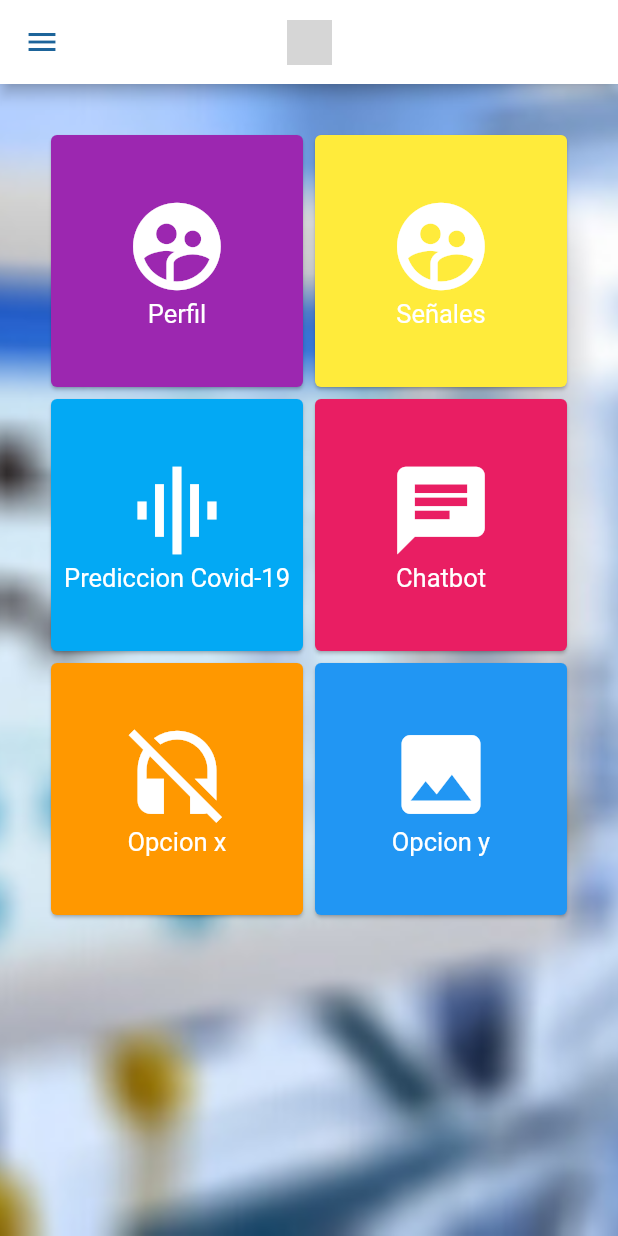
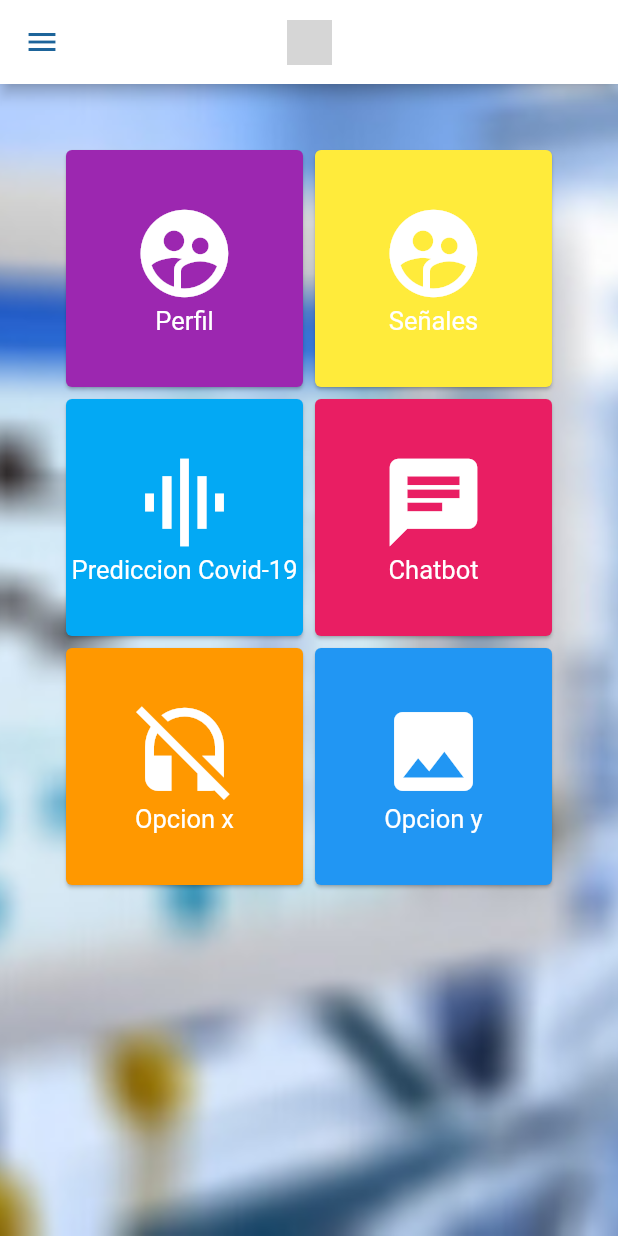
Before and after one commit to sebasmos/PneumaBetta, a Flutter app: the screen it shows once a user with an empty profile is signed in, on a phone screen of 412 x 824 dp. Run offline on Flutter 3.47's test engine with Material 2 defaults, Android fonts, the phone set to English and light mode, and no system bars; our stand-ins replace firebase_auth; accounts and stored records are empty; grey boxes are pictures that could not be loaded.

Commit message:
Buttons are working properly

```diff
--- a/lib/screens/home/home.dart
+++ b/lib/screens/home/home.dart
@@ -60,16 +60,16 @@ class Home extends StatelessWidget {
             fit: BoxFit.cover,
           ),
         ),
-        padding: EdgeInsets.all(30),
+        padding: EdgeInsets.all(40),
         child: GridView.count(
           crossAxisCount: 2,
           children: <Widget>[
-            MyMenu(title: "Perfil", icon: Icons.supervised_user_circle, background: Colors.purple),
-            MyMenu(title: "Señales", icon: Icons.supervised_user_circle, background: Colors.yellow),
-            MyMenu(title: "Prediccion Covid-19", icon: Icons.graphic_eq, background: Colors.lightBlue),
-            MyMenu(title: "Chatbot", icon: Icons.chat, background: Colors.pink),
-            MyMenu(title: "Opcion x", icon: Icons.headset_off, background: Colors.orange),
-            MyMenu(title: "Opcion y", icon: Icons.insert_photo, background: Colors.blue),
+            MyMenu(title: "Perfil", icon: Icons.supervised_user_circle, background: Colors.purple,cardID: "1"),
+            MyMenu(title: "Señales", icon: Icons.supervised_user_circle, background: Colors.yellow, cardID: "2"),
+            MyMenu(title: "Prediccion Covid-19", icon: Icons.graphic_eq, background: Colors.lightBlue, cardID: "3"),
+            MyMenu(title: "Chatbot", icon: Icons.chat, background: Colors.pink, cardID: "4"),
+            MyMenu(title: "Opcion x", icon: Icons.headset_off, background: Colors.orange, cardID: "5"),
+            MyMenu(title: "Opcion y", icon: Icons.insert_photo, background: Colors.blue,cardID: "6"),
           ],
         ),
       ),
@@ -78,18 +78,33 @@ class Home extends StatelessWidget {
 }
 
 class MyMenu extends StatelessWidget {
-  MyMenu({this.title, this.icon, this.background});
+  MyMenu({this.title, this.icon, this.background, this.cardID});
 
   final String title;
   final IconData icon;
   final MaterialColor background;
+  final String cardID;
+
 
   @override
   Widget build(BuildContext context) {
     return Card(
             color: background,
             child: InkWell(
-              onTap: (){},
+              onTap: () => {
+
+              if (cardID == "1"){
+              print("Signals card has been pressed then you clicked on Profile")
+
+              } else if(cardID == "2"){
+              print("Signals card has been pressed then you clicked on Signals")
+
+              } else if(cardID == "3"){
+              print("Signals card has been pressed then you clicked on Prediction Covid 19")
+              }
+                else {
+                print("Signals card has been pressed then you clicked on OTHER")}
+              },
               splashColor: Colors.green,
               child: Center(
                 child: Column(
```
